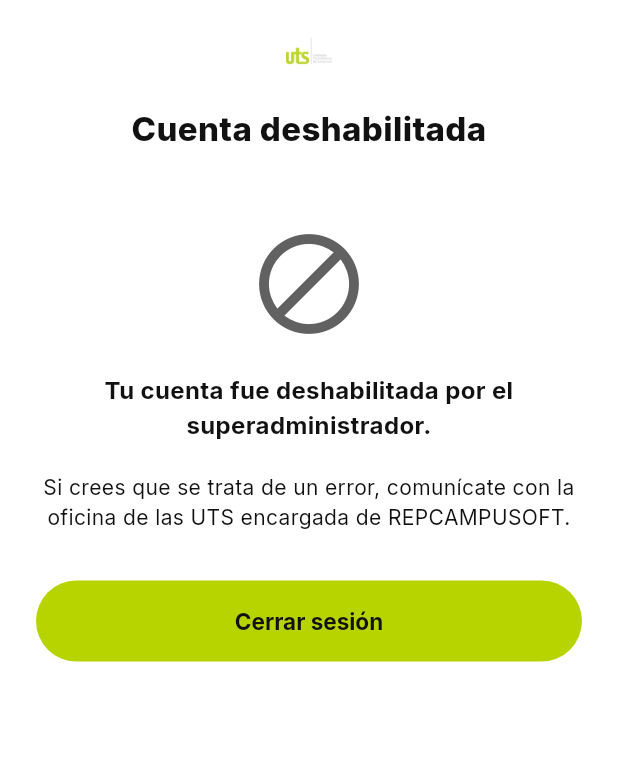
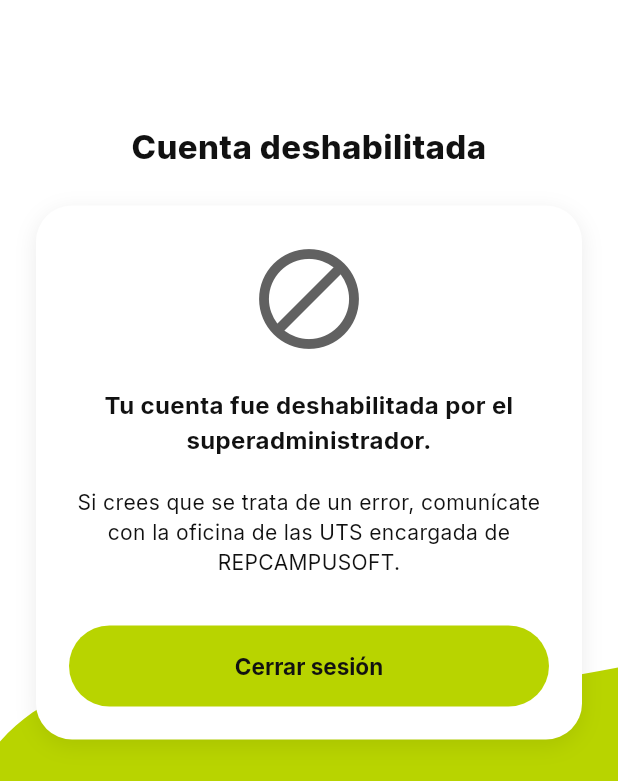
Before and after one commit to JuanAyala21-IA/Prueba_Repcampusoft, a Flutter app: the screen it shows once a user with an empty profile is signed in, on a phone screen of 412 x 824 dp. Shown: the top 781 px of the screen. Run offline on Flutter 3.47's test engine with Material 3 defaults, Android fonts, the phone set to English and light mode, and no system bars; our stand-ins replace cloud_firestore, connectivity_plus, device_info_plus, firebase_auth, firebase_core, firebase_messaging and 9 more; missing offline and left inert: file_saver; accounts and stored records are empty.

Commit message:
Ajusta la pantalla de cuenta deshabilitada al estilo institucional

```diff
--- a/lib/features/auth/presentation/blocked_account_screen.dart
+++ b/lib/features/auth/presentation/blocked_account_screen.dart
@@ -4,6 +4,7 @@ import 'package:flutter_riverpod/flutter_riverpod.dart';
 import '../../../core/routes/session_provider.dart';
 import '../../../core/theme/app_colors.dart';
 import '../../../core/theme/app_typography.dart';
+import '../../../shared/widgets/curved_green_background.dart';
 import '../../../shared/widgets/primary_button.dart';
 import '../../../shared/widgets/uts_header.dart';
 
@@ -16,16 +17,33 @@ class BlockedAccountScreen extends ConsumerWidget {
   Widget build(BuildContext context, WidgetRef ref) {
     final Sesion sesion = ref.watch(sesionProvider);
     return Scaffold(
-      body: SafeArea(
-        child: Padding(
-          padding: const EdgeInsets.symmetric(horizontal: 24),
+      body: CurvedGreenBackground(
+        child: SafeArea(
+          child: SingleChildScrollView(
+            padding: const EdgeInsets.symmetric(horizontal: 24, vertical: 12),
             child: Column(
               children: [
                 const UtsHeader(
                   titulo: 'Cuenta deshabilitada',
                   mostrarRetroceso: false,
+                  mostrarLogo: false,
                 ),
-              const SizedBox(height: 40),
+                const SizedBox(height: 16),
+                Container(
+                  padding: const EdgeInsets.all(22),
+                  decoration: BoxDecoration(
+                    color: AppColors.background,
+                    borderRadius: BorderRadius.circular(24),
+                    boxShadow: const [
+                      BoxShadow(
+                        color: Color(0x14000000),
+                        blurRadius: 12,
+                        offset: Offset(0, 4),
+                      ),
+                    ],
+                  ),
+                  child: Column(
+                    children: [
                       const Icon(
                         Icons.block_outlined,
                         size: 80,
@@ -53,10 +71,16 @@ class BlockedAccountScreen extends ConsumerWidget {
                       const SizedBox(height: 32),
                       PrimaryButton(
                         texto: 'Cerrar sesión',
-                onPressed: () =>
-                    ref.read(sesionProvider.notifier).cerrarSesion(),
+                        onPressed: () => ref
+                            .read(sesionProvider.notifier)
+                            .cerrarSesion(),
                       ),
                     ],
+                  ),
+                ),
+                const SizedBox(height: 24),
+              ],
+            ),
           ),
         ),
       ),
```
Lines whose indentation alone changed are shown as unchanged.
